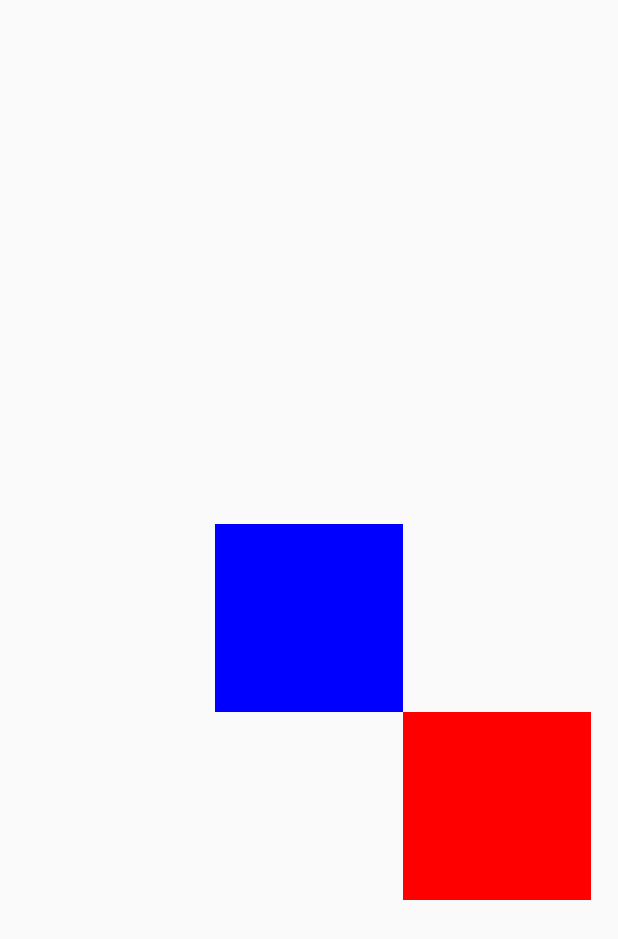
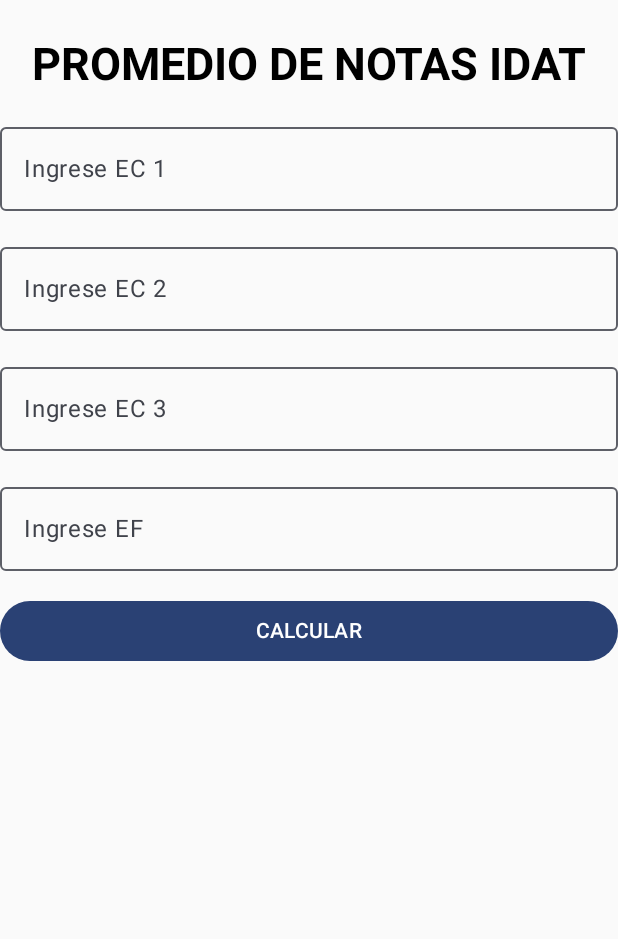
Before and after one commit to ciclo6moviles2024idat/appbasiccomponents, an Android app built with Jetpack Compose: the screen it shows after launch (MainActivity), on a phone screen of 412 x 824 dp. Shown: the top 939 px of the screen. Run offline under Robolectric (Android 15) with nearby library versions, the phone set to English and light mode, and no system bars.

Commit message:
ultimo cambio

```diff
--- a/app/src/main/java/pe/edu/idat/appbasiccomponents/MainActivity.kt
+++ b/app/src/main/java/pe/edu/idat/appbasiccomponents/MainActivity.kt
@@ -19,7 +19,7 @@ class MainActivity : ComponentActivity() {
         enableEdgeToEdge()
         setContent {
             AppbasiccomponentsTheme {
-                EjemploConstraint()
+                PromedioScreen()
             }
         }
     }
--- /dev/null
+++ b/app/src/main/java/pe/edu/idat/appbasiccomponents/PromedioScreen.kt
@@ -0,0 +1,122 @@
+package pe.edu.idat.appbasiccomponents
+
+import androidx.compose.foundation.layout.Box
+import androidx.compose.foundation.layout.Column
+import androidx.compose.foundation.layout.Spacer
+import androidx.compose.foundation.layout.fillMaxSize
+import androidx.compose.foundation.layout.fillMaxWidth
+import androidx.compose.foundation.layout.padding
+import androidx.compose.foundation.layout.size
+import androidx.compose.foundation.text.KeyboardOptions
+import androidx.compose.material3.Button
+import androidx.compose.material3.OutlinedTextField
+import androidx.compose.material3.Text
+import androidx.compose.runtime.Composable
+import androidx.compose.runtime.getValue
+import androidx.compose.runtime.mutableStateOf
+import androidx.compose.runtime.saveable.rememberSaveable
+import androidx.compose.runtime.setValue
+import androidx.compose.ui.Modifier
+import androidx.compose.ui.graphics.Color
+import androidx.compose.ui.text.TextStyle
+import androidx.compose.ui.text.font.FontFamily
+import androidx.compose.ui.text.font.FontWeight
+import androidx.compose.ui.text.input.KeyboardType
+import androidx.compose.ui.text.style.TextAlign
+import androidx.compose.ui.unit.dp
+import androidx.compose.ui.unit.sp
+
+
+@Composable
+fun PromedioScreen(){
+    Box(modifier = Modifier
+        .fillMaxSize()
+        .padding(top = 25.dp)){
+
+        var ec1 by rememberSaveable {
+            mutableStateOf("")
+        }
+        var ec2 by rememberSaveable {
+            mutableStateOf("")
+        }
+        var ec3 by rememberSaveable {
+            mutableStateOf("")
+        }
+        var ef by rememberSaveable {
+            mutableStateOf("")
+        }
+        var resultado by rememberSaveable {
+            mutableStateOf("")
+        }
+
+        Column {
+            Text(text = "PROMEDIO DE NOTAS IDAT",
+                textAlign = TextAlign.Center,
+                modifier = Modifier.fillMaxWidth(),
+                style = TextStyle(fontWeight = FontWeight.Bold, fontSize = 30.sp)
+            )
+            MySpace(16)
+            OutlinedTextField(value = ec1,
+                onValueChange = { ec1 = it },
+                modifier = Modifier.fillMaxWidth(),
+                label = {Text(text ="Ingrese EC 1")},
+                maxLines = 1,
+                singleLine = true,
+                keyboardOptions = KeyboardOptions(keyboardType = KeyboardType.Number)
+            )
+            MySpace(16)
+            OutlinedTextField(value = ec2,
+                onValueChange = { ec2 = it },
+                modifier = Modifier.fillMaxWidth(),
+                label = {Text(text ="Ingrese EC 2")},
+                maxLines = 1,
+                singleLine = true,
+                keyboardOptions = KeyboardOptions(keyboardType = KeyboardType.Number)
+            )
+            MySpace(16)
+            OutlinedTextField(value = ec3,
+                onValueChange = { ec3 = it },
+                modifier = Modifier.fillMaxWidth(),
+                label = {Text(text ="Ingrese EC 3")},
+                maxLines = 1,
+                singleLine = true,
+                keyboardOptions = KeyboardOptions(keyboardType = KeyboardType.Number)
+            )
+            MySpace(16)
+            OutlinedTextField(value = ef,
+                onValueChange = { ef = it },
+                modifier = Modifier.fillMaxWidth(),
+                label = {Text(text ="Ingrese EF")},
+                maxLines = 1,
+                singleLine = true,
+                keyboardOptions = KeyboardOptions(keyboardType = KeyboardType.Number)
+            )
+            MySpace(16)
+            Button(onClick = {
+                             resultado = calcularPromedio(ec1.toInt(),
+                                 ec2.toInt(), ec3.toInt(), ef.toInt())
+                             },
+                modifier = Modifier.fillMaxWidth()) {
+                Text(text = "CALCULAR")
+            }
+            MySpace(espacio = 16)
+            Text(text = resultado,
+                style = TextStyle(fontWeight = FontWeight.Bold, color = Color.DarkGray))
+        }
+    }
+}
+
+@Composable
+fun MySpace(espacio: Int){
+    Spacer(modifier = Modifier.size(espacio.dp))
+}
+
+
+fun calcularPromedio(ec1: Int, ec2: Int, ec3: Int, ef:Int): String{
+    var promedio = (ec1 * 0.04) + (ec2 * 0.12) + (ec3 * 0.24) + (ef * 0.6)
+    var resultado = "DESAPROBADO"
+    if(promedio > 12.5){
+        resultado = "APROBADO"
+    }
+    return "Su promedio es $promedio su estado es $resultado"
+}
```
